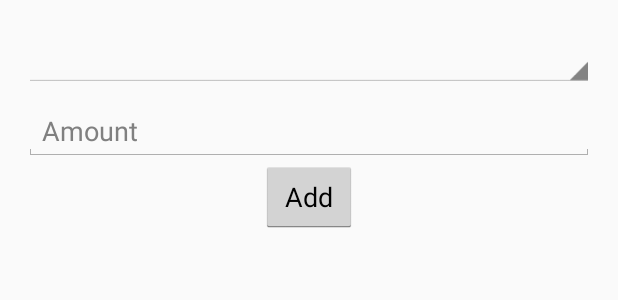
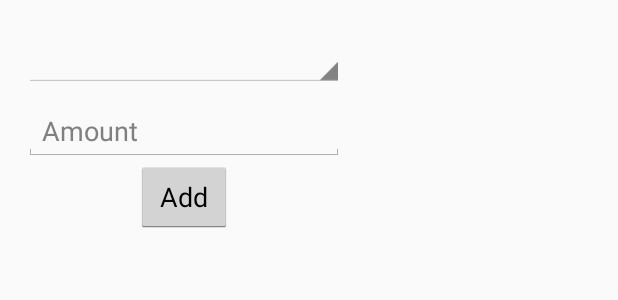
Before and after one commit to JanusErasmus/droid-finance, an Android app: the layout activity_add_transaction.xml on its own in the app's theme, with its tools: preview values and no code run, on a phone screen of 412 x 824 dp. Shown: the top 300 px of the screen. Run offline under Robolectric (Android 15) with nearby library versions, the phone set to English and light mode, and no system bars.

Commit message:
Add transaction activity is a nice popup

```diff
--- a/JBudget/app/src/main/AndroidManifest.xml
+++ b/JBudget/app/src/main/AndroidManifest.xml
@@ -15,13 +15,13 @@
             android:label="@string/app_name" >
             <intent-filter>
                 <action android:name="android.intent.action.MAIN" />
-
                 <category android:name="android.intent.category.LAUNCHER" />
             </intent-filter>
         </activity>
         <activity
             android:name=".AddTransactionActivity"
-            android:label="@string/title_activity_add_transaction" >
+            android:label="@string/title_activity_add_transaction"
+            android:theme="@android:style/Theme.Dialog">
         </activity>
     </application>
 
--- a/JBudget/app/src/main/res/layout/activity_add_transaction.xml
+++ b/JBudget/app/src/main/res/layout/activity_add_transaction.xml
@@ -1,7 +1,7 @@
 <RelativeLayout xmlns:android="http://schemas.android.com/apk/res/android"
     xmlns:tools="http://schemas.android.com/tools"
-    android:layout_width="match_parent"
-    android:layout_height="match_parent"
+    android:layout_width="wrap_content"
+    android:layout_height="wrap_content"
     android:paddingLeft="@dimen/activity_horizontal_margin"
     android:paddingRight="@dimen/activity_horizontal_margin"
     android:paddingTop="@dimen/activity_vertical_margin"
@@ -11,8 +11,8 @@
 
     <LinearLayout
         android:orientation="vertical"
-        android:layout_width="fill_parent"
-        android:layout_height="fill_parent"
+        android:layout_width="wrap_content"
+        android:layout_height="wrap_content"
         android:layout_centerVertical="true"
         android:layout_alignParentStart="true">
 
```
